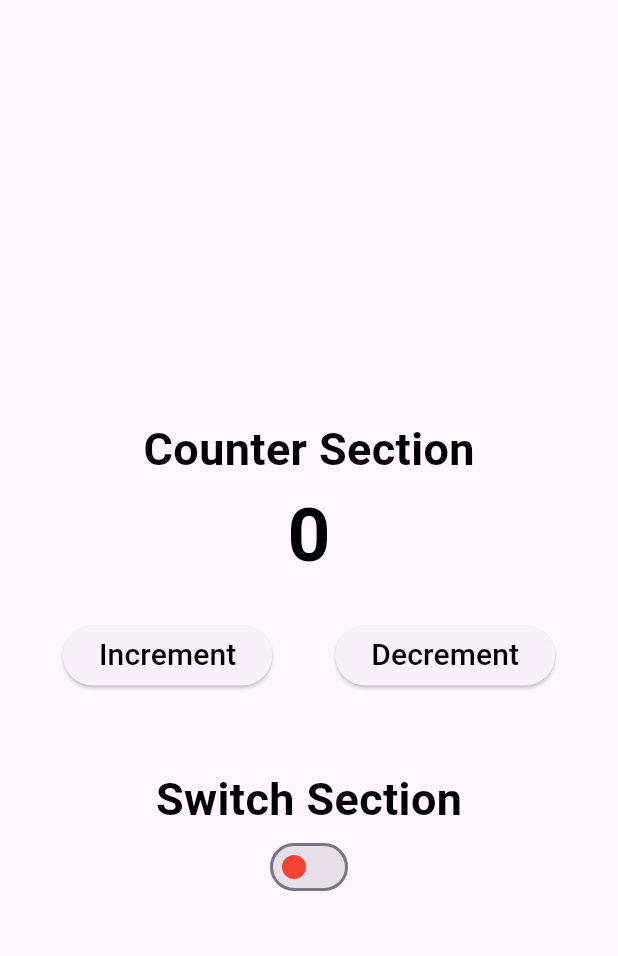
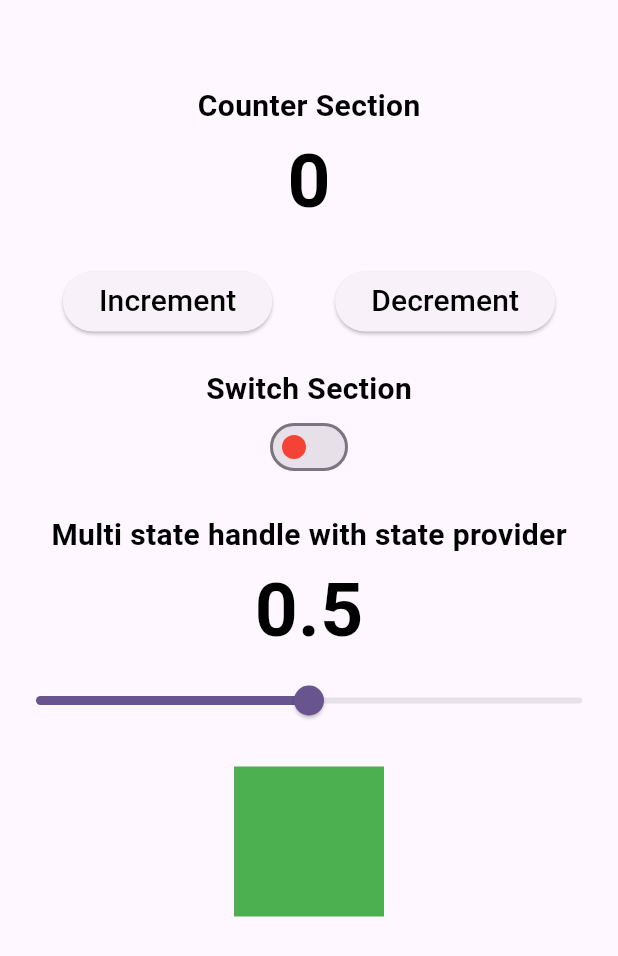
Before and after one commit to Adiikust/RiverPod_State_Managment, a Flutter app: the screen it shows after launch, on a phone screen of 412 x 824 dp. Shown: the top 956 px of the screen. Run offline on Flutter 3.47's test engine with Material 3 defaults, Android fonts, the phone set to English and light mode, and no system bars; our stand-ins replace flutter_riverpod.

Commit message:
add state provider with multi state handle

```diff
--- a/lib/app/view/state_provider_view.dart
+++ b/lib/app/view/state_provider_view.dart
@@ -12,13 +12,11 @@ class StateProviderView extends ConsumerWidget {
       child: Scaffold(
         appBar: AppBar(),
         body: Column(
-          mainAxisAlignment: MainAxisAlignment.center,
-          crossAxisAlignment: CrossAxisAlignment.center,
           children: [
             const Text(
               "Counter Section",
               style: TextStyle(
-                fontSize: 30,
+                fontSize: 20,
                 fontWeight: FontWeight.bold,
                 color: Colors.black,
               ),
@@ -72,11 +70,11 @@ class StateProviderView extends ConsumerWidget {
                 )
               ],
             ),
-            const SizedBox(height: 50),
+            const SizedBox(height: 20),
             const Text(
               "Switch Section",
               style: TextStyle(
-                fontSize: 30,
+                fontSize: 20,
                 fontWeight: FontWeight.bold,
                 color: Colors.black,
               ),
@@ -93,7 +91,62 @@ class StateProviderView extends ConsumerWidget {
                         .read(StateProviderViewModel.switchValue.notifier)
                         .state = value;
                   });
-            })
+            }),
+            const SizedBox(height: 20),
+            const Text(
+              "Multi state handle with state provider",
+              style: TextStyle(
+                fontSize: 20,
+                fontWeight: FontWeight.bold,
+                color: Colors.black,
+              ),
+            ),
+            Consumer(builder: (context, ref, child) {
+              print("slider1");
+              final data = ref.watch(StateProviderViewModel.multiSate
+                  .select((state) => state.slider));
+              return Text(
+                double.parse(data.toStringAsFixed(1)).toString(),
+                style: const TextStyle(
+                  fontSize: 50,
+                  fontWeight: FontWeight.bold,
+                  color: Colors.black,
+                ),
+              );
+            }),
+            Consumer(builder: (context, ref, child) {
+              print("slider2");
+              final data = ref.watch(StateProviderViewModel.multiSate
+                  .select((state) => state.slider));
+              return Slider(
+                value: data,
+                onChanged: (value) {
+                  final data = ref.watch(StateProviderViewModel.multiSate);
+                  final slider =
+                      ref.watch(StateProviderViewModel.multiSate.notifier);
+                  slider.state = data.copyWith(slider: value);
+                },
+              );
+            }),
+            const SizedBox(height: 20),
+            Consumer(builder: (context, ref, child) {
+              final color = ref.watch(StateProviderViewModel.multiSate
+                  .select((state) => state.color));
+              return GestureDetector(
+                onTap: () {
+                  print("color");
+                  final data = ref.watch(StateProviderViewModel.multiSate);
+                  final slider =
+                      ref.watch(StateProviderViewModel.multiSate.notifier);
+                  slider.state = data.copyWith(color: !color);
+                },
+                child: Container(
+                  height: 100,
+                  width: 100,
+                  color: color ? Colors.red : Colors.green,
+                ),
+              );
+            }),
           ],
         ),
       ),
--- a/lib/app/view_model/state_provider_view_model.dart
+++ b/lib/app/view_model/state_provider_view_model.dart
@@ -10,4 +10,26 @@ class StateProviderViewModel {
   static final switchValue = StateProvider<bool>((ref) {
     return isCheck;
   });
+
+  static bool changeColor = false;
+  static double sliderValue = 0.5;
+
+  static final multiSate = StateProvider<MultiState>((ref) {
+    return MultiState(slider: sliderValue, color: changeColor);
+  });
 }
+
+class MultiState {
+  final bool color;
+  final double slider;
+
+  MultiState({required this.color, required this.slider});
+
+  MultiState copyWith({
+    bool? color,
+    double? slider,
+  }) {
+    return MultiState(
+        color: color ?? this.color, slider: slider ?? this.slider);
+  }
+}
```
